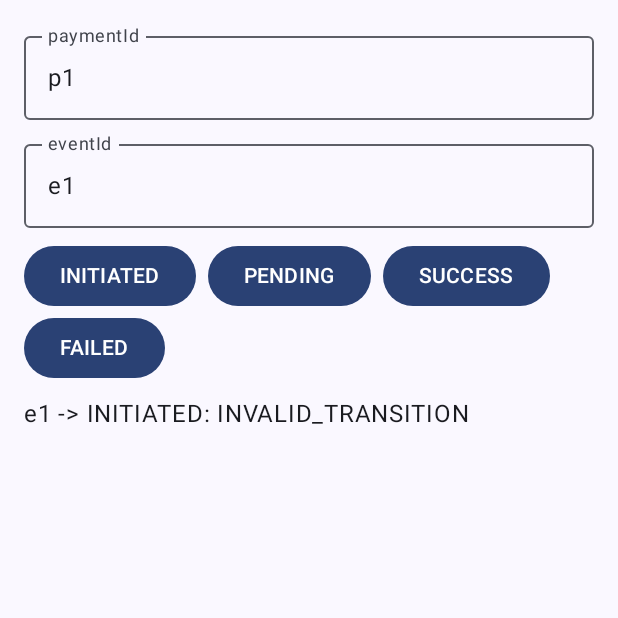
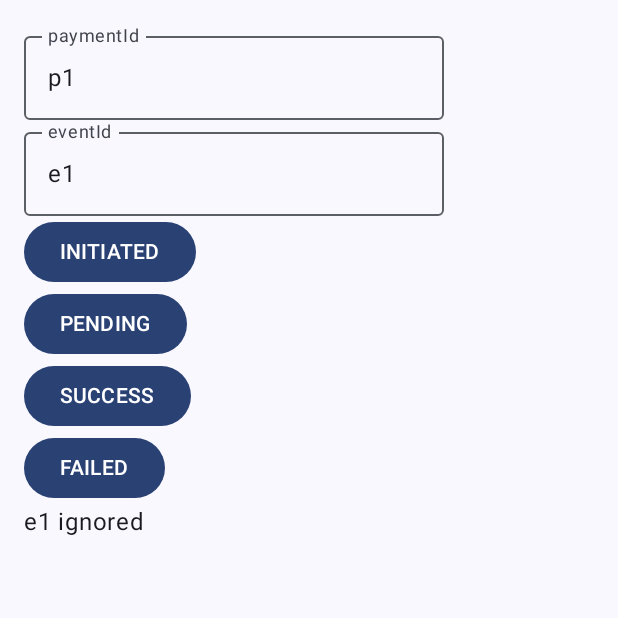
Before and after one commit to ShivangeeRajput/AndroidPlayground, an Android app built with Jetpack Compose: the screen it shows after launch (MainActivity), after a tap on "INITIATED", on a phone screen of 412 x 824 dp, the top half of it. Run offline under Robolectric (Android 15) with nearby library versions, the phone set to English and light mode, and no system bars.

Commit message:
Simplify payment state machine
Co-Authored-By: Claude Sonnet 5.5 <noreply@anthropic.com>

```diff
--- a/app/src/main/java/com/example/androidplayground/MainActivity.kt
+++ b/app/src/main/java/com/example/androidplayground/MainActivity.kt
@@ -8,11 +8,9 @@ import androidx.compose.foundation.layout.fillMaxSize
 import androidx.compose.foundation.layout.padding
 import androidx.compose.material3.Scaffold
 import androidx.compose.ui.Modifier
-import androidx.navigation.compose.NavHost
-import androidx.navigation.compose.composable
-import androidx.navigation.compose.rememberNavController
-import com.example.androidplayground.payment.ui.PaymentScreen
 import com.example.androidplayground.ui.theme.AndroidPlaygroundTheme
+import androidx.compose.foundation.layout.Box
+import com.example.androidplayground.payment.PaymentScreen
 
 class MainActivity : ComponentActivity() {
     override fun onCreate(savedInstanceState: Bundle?) {
@@ -20,16 +18,8 @@ class MainActivity : ComponentActivity() {
         enableEdgeToEdge()
         setContent {
             AndroidPlaygroundTheme {
-                val navController = rememberNavController()
                 Scaffold(modifier = Modifier.fillMaxSize()) { innerPadding ->
-                    NavHost(
-                        navController = navController,
-                        startDestination = "home",
-                        modifier = Modifier.padding(innerPadding),
-                    ) {
-                        composable("home") { PaymentScreen() }
-                        // composable("detail/{id}") { ... navController.navigate("detail/$id") }
-                    }
+                    Box(Modifier.padding(innerPadding)) { PaymentScreen() }
                 }
             }
         }
--- a/app/src/main/java/com/example/androidplayground/di/AppModule.kt
+++ b/app/src/main/java/com/example/androidplayground/di/AppModule.kt
@@ -1,18 +1,12 @@
 package com.example.androidplayground.di
 
-import com.example.androidplayground.core.createOkHttpClient
-import com.example.androidplayground.payment.data.PaymentProcessor
-import com.example.androidplayground.payment.ui.PaymentViewModel
+import com.example.androidplayground.payment.PaymentProcessor
+import com.example.androidplayground.payment.PaymentViewModel
 import org.koin.core.module.dsl.singleOf
 import org.koin.core.module.dsl.viewModelOf
 import org.koin.dsl.module
 
-// Register your dependencies here, e.g.
-//   single { createRetrofit("https://dummyjson.com/", get()).create(MyApi::class.java) }
-//   singleOf(::MyRepositoryImpl) { bind<MyRepository>() }
-//   viewModelOf(::MyViewModel)
 val appModule = module {
-    single { createOkHttpClient() }
     singleOf(::PaymentProcessor)
     viewModelOf(::PaymentViewModel)
 }
--- /dev/null
+++ b/app/src/main/java/com/example/androidplayground/payment/PaymentProcessor.kt
@@ -0,0 +1,32 @@
+package com.example.androidplayground.payment
+
+enum class PaymentStatus {
+    INITIATED, PENDING, SUCCESS, FAILED;
+
+    // Saare rules ek jagah
+    fun canMoveTo(next: PaymentStatus) = when (this) {
+        INITIATED -> next == PENDING || next == FAILED
+        PENDING -> next == SUCCESS || next == FAILED
+        SUCCESS, FAILED -> false
+    }
+}
+
+class PaymentProcessor {
+    private val payments = mutableMapOf<String, PaymentStatus>()
+    private val usedEventIds = mutableSetOf<String>()
+
+    fun statusOf(paymentId: String) = payments[paymentId] ?: PaymentStatus.INITIATED
+
+    fun allPayments(): Map<String, PaymentStatus> = payments.toMap()
+
+    // true = apply hua, false = ignore hua
+    @Synchronized
+    fun processEvent(paymentId: String, eventId: String, newStatus: PaymentStatus): Boolean {
+        if (eventId in usedEventIds) return false // duplicate (assumption)
+        if (!statusOf(paymentId).canMoveTo(newStatus)) return false
+
+        payments[paymentId] = newStatus
+        usedEventIds.add(eventId)
+        return true
+    }
+}
--- /dev/null
+++ b/app/src/main/java/com/example/androidplayground/payment/PaymentScreen.kt
@@ -0,0 +1,35 @@
+package com.example.androidplayground.payment
+
+import androidx.compose.foundation.layout.Column
+import androidx.compose.foundation.layout.padding
+import androidx.compose.material3.Button
+import androidx.compose.material3.OutlinedTextField
+import androidx.compose.material3.Text
+import androidx.compose.runtime.Composable
+import androidx.compose.runtime.getValue
+import androidx.compose.runtime.mutableStateOf
+import androidx.compose.runtime.saveable.rememberSaveable
+import androidx.compose.runtime.setValue
+import androidx.compose.ui.Modifier
+import androidx.compose.ui.unit.dp
+import androidx.lifecycle.compose.collectAsStateWithLifecycle
+import org.koin.androidx.compose.koinViewModel
+
+@Composable
+fun PaymentScreen(viewModel: PaymentViewModel = koinViewModel()) {
+    val state by viewModel.state.collectAsStateWithLifecycle()
+    var paymentId by rememberSaveable { mutableStateOf("p1") }
+    var eventId by rememberSaveable { mutableStateOf("e1") }
+
+    Column(Modifier.padding(16.dp)) {
+        OutlinedTextField(paymentId, { paymentId = it }, label = { Text("paymentId") })
+        OutlinedTextField(eventId, { eventId = it }, label = { Text("eventId") })
+
+        PaymentStatus.entries.forEach { status ->
+            Button(onClick = { viewModel.send(paymentId, eventId, status) }) { Text(status.name) }
+        }
+
+        Text(state.message)
+        state.payments.forEach { (id, status) -> Text("$id : $status") }
+    }
+}
--- /dev/null
+++ b/app/src/main/java/com/example/androidplayground/payment/PaymentViewModel.kt
@@ -0,0 +1,21 @@
+package com.example.androidplayground.payment
+
+import androidx.lifecycle.ViewModel
+import kotlinx.coroutines.flow.MutableStateFlow
+import kotlinx.coroutines.flow.asStateFlow
+
+data class PaymentState(
+    val payments: Map<String, PaymentStatus> = emptyMap(),
+    val message: String = "",
+)
+
+class PaymentViewModel(private val processor: PaymentProcessor) : ViewModel() {
+    private val _state = MutableStateFlow(PaymentState(processor.allPayments()))
+    val state = _state.asStateFlow()
+
+    fun send(paymentId: String, eventId: String, status: PaymentStatus) {
+        val applied = processor.processEvent(paymentId, eventId, status)
+        val message = if (applied) "$eventId applied" else "$eventId ignored"
+        _state.value = PaymentState(processor.allPayments(), message)
+    }
+}
--- a/app/src/main/java/com/example/androidplayground/payment/data/Payment.kt
+++ /dev/null
@@ -1,14 +0,0 @@
-package com.example.androidplayground.payment.data
-
-enum class PaymentStatus {
-    INITIATED, PENDING, SUCCESS, FAILED;
-
-    /** The whole state machine lives here. Terminal states allow nothing. */
-    fun canMoveTo(next: PaymentStatus): Boolean = when (this) {
-        INITIATED -> next == PENDING || next == FAILED
-        PENDING -> next == SUCCESS || next == FAILED
-        SUCCESS, FAILED -> false
-    }
-}
-
-enum class EventResult { APPLIED, DUPLICATE_EVENT, INVALID_TRANSITION }
--- a/app/src/main/java/com/example/androidplayground/payment/data/PaymentProcessor.kt
+++ /dev/null
@@ -1,38 +0,0 @@
-package com.example.androidplayground.payment.data
-
-import kotlinx.coroutines.flow.MutableStateFlow
-import kotlinx.coroutines.flow.StateFlow
-import kotlinx.coroutines.flow.asStateFlow
-
-/**
- * Keeps the current status of every payment in memory.
- *
- * Assumptions (confirm with the interviewer):
- * - eventId is globally unique. A repeated eventId is ignored.
- * - Only APPLIED events are remembered, so an event rejected because it came too early
- *   (SUCCESS before PENDING) can be delivered again later.
- *
- * Time and space: O(1) per event, O(payments + applied events) memory.
- */
-class PaymentProcessor {
-    private val processedEventIds = mutableSetOf<String>()
-
-    private val _statuses = MutableStateFlow<Map<String, PaymentStatus>>(emptyMap())
-    val statuses: StateFlow<Map<String, PaymentStatus>> = _statuses.asStateFlow()
-
-    fun statusOf(paymentId: String): PaymentStatus =
-        _statuses.value[paymentId] ?: PaymentStatus.INITIATED
-
-    /** synchronized: "check then update" must be atomic when events arrive from many threads. */
-    @Synchronized
-    fun processEvent(paymentId: String, eventId: String, newStatus: PaymentStatus): EventResult {
-        if (eventId in processedEventIds) return EventResult.DUPLICATE_EVENT
-
-        val current = statusOf(paymentId)
-        if (!current.canMoveTo(newStatus)) return EventResult.INVALID_TRANSITION
-
-        _statuses.value = _statuses.value + (paymentId to newStatus)
-        processedEventIds += eventId
-        return EventResult.APPLIED
-    }
-}
--- a/app/src/main/java/com/example/androidplayground/payment/ui/PaymentScreen.kt
+++ /dev/null
@@ -1,53 +0,0 @@
-package com.example.androidplayground.payment.ui
-
-import androidx.compose.foundation.layout.Arrangement
-import androidx.compose.foundation.layout.Column
-import androidx.compose.foundation.layout.ExperimentalLayoutApi
-import androidx.compose.foundation.layout.FlowRow
-import androidx.compose.foundation.layout.fillMaxSize
-import androidx.compose.foundation.layout.fillMaxWidth
-import androidx.compose.foundation.layout.padding
-import androidx.compose.foundation.lazy.LazyColumn
-import androidx.compose.foundation.lazy.items
-import androidx.compose.material3.Button
-import androidx.compose.material3.ListItem
-import androidx.compose.material3.OutlinedTextField
-import androidx.compose.material3.Text
-import androidx.compose.runtime.Composable
-import androidx.compose.runtime.getValue
-import androidx.compose.runtime.mutableStateOf
-import androidx.compose.runtime.saveable.rememberSaveable
-import androidx.compose.runtime.setValue
-import androidx.compose.ui.Modifier
-import androidx.compose.ui.unit.dp
-import androidx.lifecycle.compose.collectAsStateWithLifecycle
-import com.example.androidplayground.payment.data.PaymentStatus
-import org.koin.androidx.compose.koinViewModel
-
-@OptIn(ExperimentalLayoutApi::class)
-@Composable
-fun PaymentScreen(viewModel: PaymentViewModel = koinViewModel()) {
-    val payments by viewModel.payments.collectAsStateWithLifecycle()
-    val message by viewModel.message.collectAsStateWithLifecycle()
-    var paymentId by rememberSaveable { mutableStateOf("p1") }
-    var eventId by rememberSaveable { mutableStateOf("e1") }
-
-    Column(
-        modifier = Modifier.fillMaxSize().padding(16.dp),
-        verticalArrangement = Arrangement.spacedBy(8.dp),
-    ) {
-        OutlinedTextField(paymentId, { paymentId = it }, Modifier.fillMaxWidth(), label = { Text("paymentId") })
-        OutlinedTextField(eventId, { eventId = it }, Modifier.fillMaxWidth(), label = { Text("eventId") })
-        FlowRow(horizontalArrangement = Arrangement.spacedBy(8.dp)) {
-            PaymentStatus.entries.forEach { status ->
-                Button(onClick = { viewModel.send(paymentId, eventId, status) }) { Text(status.name) }
-            }
-        }
-        Text(message)
-        LazyColumn {
-            items(payments.entries.toList(), key = { it.key }) { (id, status) ->
-                ListItem(headlineContent = { Text(id) }, trailingContent = { Text(status.name) })
-            }
-        }
-    }
-}
--- a/app/src/main/java/com/example/androidplayground/payment/ui/PaymentViewModel.kt
+++ /dev/null
@@ -1,26 +0,0 @@
-package com.example.androidplayground.payment.ui
-
-import android.util.Log
-import androidx.lifecycle.ViewModel
-import com.example.androidplayground.payment.data.PaymentProcessor
-import com.example.androidplayground.payment.data.PaymentStatus
-import kotlinx.coroutines.flow.MutableStateFlow
-import kotlinx.coroutines.flow.StateFlow
-import kotlinx.coroutines.flow.asStateFlow
-
-class PaymentViewModel(private val processor: PaymentProcessor) : ViewModel() {
-    val payments = processor.statuses
-
-    private val _message = MutableStateFlow("")
-    val message: StateFlow<String> = _message.asStateFlow()
-
-    fun send(paymentId: String, eventId: String, status: PaymentStatus) {
-        if (paymentId.isBlank() || eventId.isBlank()) {
-            _message.value = "paymentId and eventId are required"
-            return
-        }
-        val result = processor.processEvent(paymentId.trim(), eventId.trim(), status)
-        Log.d("Payment", "paymentId=$paymentId eventId=$eventId new=$status result=$result")
-        _message.value = "$eventId -> $status: $result"
-    }
-}
```
Also changed, not shown: app/src/main/java/com/example/androidplayground/core/CommonViews.kt (deleted, +0 -36 lines), app/src/main/java/com/example/androidplayground/core/Network.kt (deleted, +0 -19 lines), app/src/main/java/com/example/androidplayground/core/SafeCall.kt (deleted, +0 -13 lines), app/src/main/java/com/example/androidplayground/core/UiState.kt (deleted, +0 -8 lines), 3 other files.
